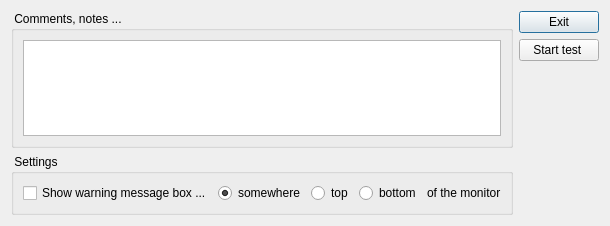
Qt form dlgmanageautotests.ui (tbikfalvi/VTITestManager) before a commit.
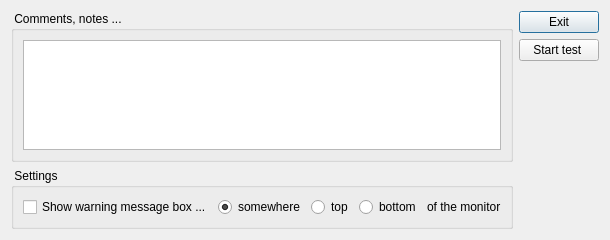
The same form after that commit. Icons and pictures are not drawn.

```diff
--- a/dlgmanageautotests.ui
+++ b/dlgmanageautotests.ui
@@ -6,8 +6,8 @@
    <rect>
     <x>0</x>
     <y>0</y>
-    <width>579</width>
-    <height>226</height>
+    <width>580</width>
+    <height>240</height>
    </rect>
   </property>
   <property name="windowTitle">
```
